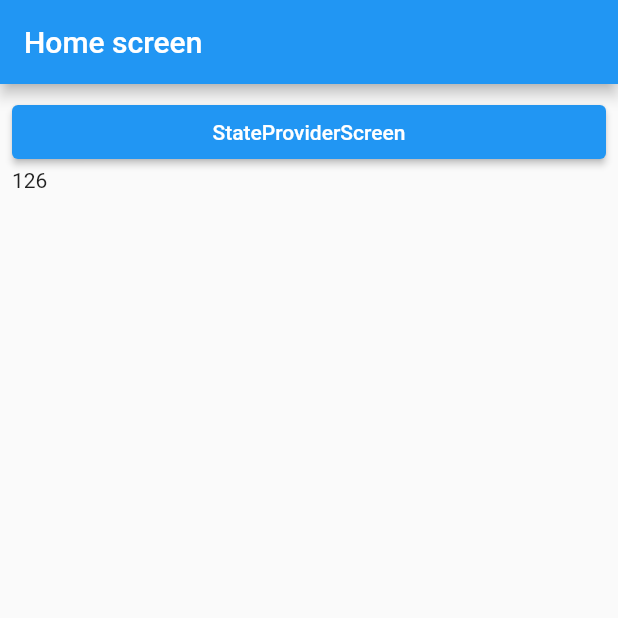
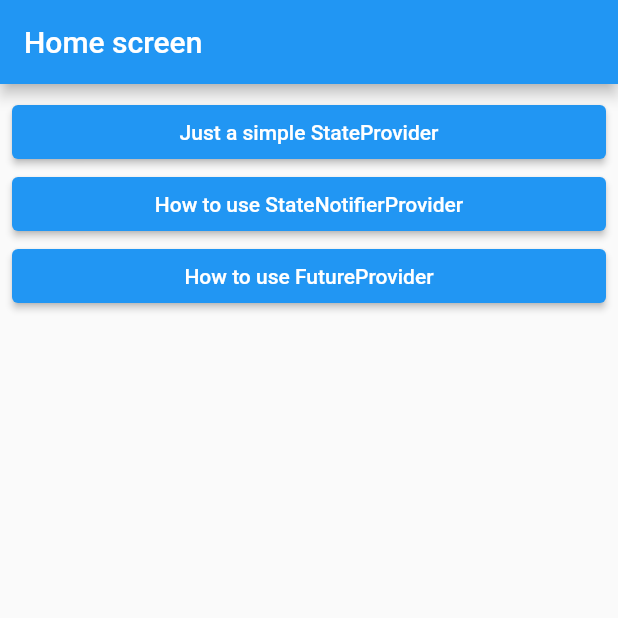
Before and after one commit to tangible-idea/riverpod_starter, a Flutter app: the screen it shows after launch, on a phone screen of 412 x 824 dp, the top half of it. Run offline on Flutter 3.47's test engine with Material 2 defaults, Android fonts, the phone set to English and light mode, and no system bars; our stand-ins replace flutter_riverpod; missing offline and left inert: code_viewer.

Commit message:
Organized codes.

```diff
--- a/lib/screens/home_screen.dart
+++ b/lib/screens/home_screen.dart
@@ -2,6 +2,7 @@ import 'package:flutter/material.dart';
 import 'package:flutter_riverpod/flutter_riverpod.dart';
 import 'package:riverpod_playground/layout/default_layout.dart';
 import 'package:riverpod_playground/riverpod/future_provider.dart';
+import 'package:riverpod_playground/screens/future_provider_screen.dart';
 import 'package:riverpod_playground/screens/state_notifier_provider_screen.dart';
 import 'package:riverpod_playground/screens/state_provider_screen.dart';
 
@@ -13,24 +14,25 @@ class HomeScreen extends ConsumerWidget {
   @override
   Widget build(BuildContext context, WidgetRef ref) {
 
-    final state= ref.watch(futureProvider(3));
-
     return DefaultLayout(
       title: "Home screen",
       body: ListView(
         children: [
             ElevatedButton(onPressed: () {
+                Navigator.of(context).push(MaterialPageRoute(builder: (_) => const StateProviderScreen()));
+              },
+              child: const Text("Just a simple StateProvider")
+            ),
+            ElevatedButton(onPressed: () {
               Navigator.of(context).push(MaterialPageRoute(builder: (_) => const StateNotifierProviderScreen()));
             },
-              child: const Text("StateProviderScreen")),
-          state.when(
-            data: (data) {
-              return Text(data.toString());
-          }, error: (err, stack) {
-            return Text(err.toString());
-          }, loading: () {
-            return const LinearProgressIndicator(minHeight: 30,);
-          })
+                child: const Text("How to use StateNotifierProvider")
+            ),
+            ElevatedButton(onPressed: () {
+              Navigator.of(context).push(MaterialPageRoute(builder: (_) => const FutureProviderScreen()));
+            },
+                child: const Text("How to use FutureProvider")
+            ),
         ],
       ));
   }
--- a/lib/screens/state_provider_screen.dart
+++ b/lib/screens/state_provider_screen.dart
@@ -1,7 +1,8 @@
+import 'package:code_viewer/code_viewer.dart';
 import 'package:flutter/material.dart';
 import 'package:flutter_riverpod/flutter_riverpod.dart';
 import 'package:riverpod_playground/layout/default_layout.dart';
-import 'package:riverpod_playground/riverpod/state_provider.dart';
+import 'package:riverpod_playground/riverpod/simple_state_provider.dart';
 
 class StateProviderScreen extends ConsumerWidget {
   const StateProviderScreen({Key? key}) : super(key: key);
@@ -12,7 +13,6 @@ class StateProviderScreen extends ConsumerWidget {
 
     return DefaultLayout(title: "state provider screen",
         body: SizedBox(
-          width: MediaQuery.of(context).size.width,
           child: Column(
             mainAxisAlignment: MainAxisAlignment.center,
             children: [
```
Also changed, not shown: lib/screens/future_provider_screen.dart (added, +30 -0 lines), lib/riverpod/simple_state_provider.dart (renamed from lib/riverpod/state_provider.dart).
